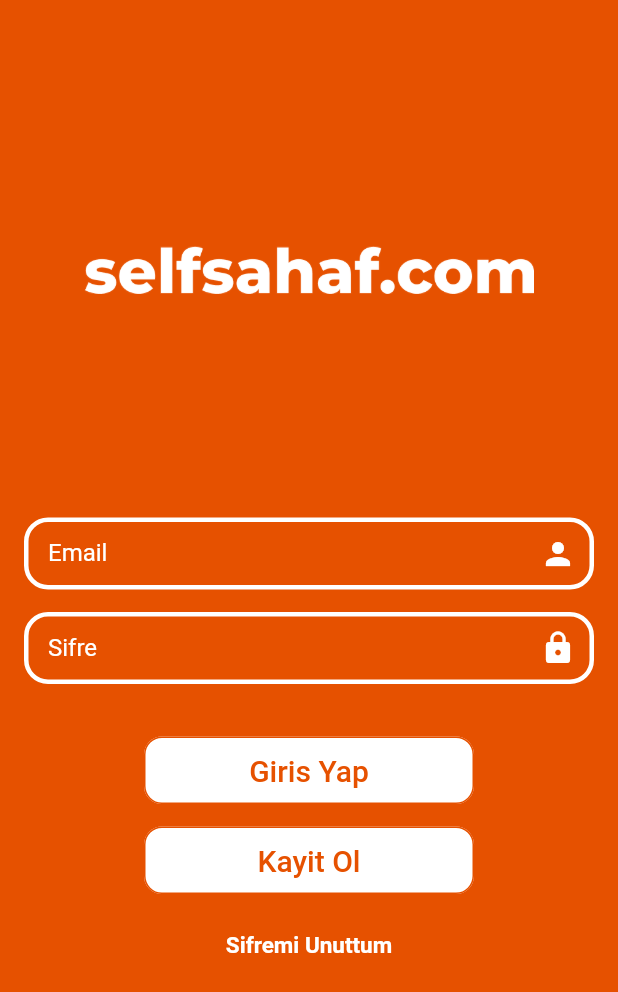
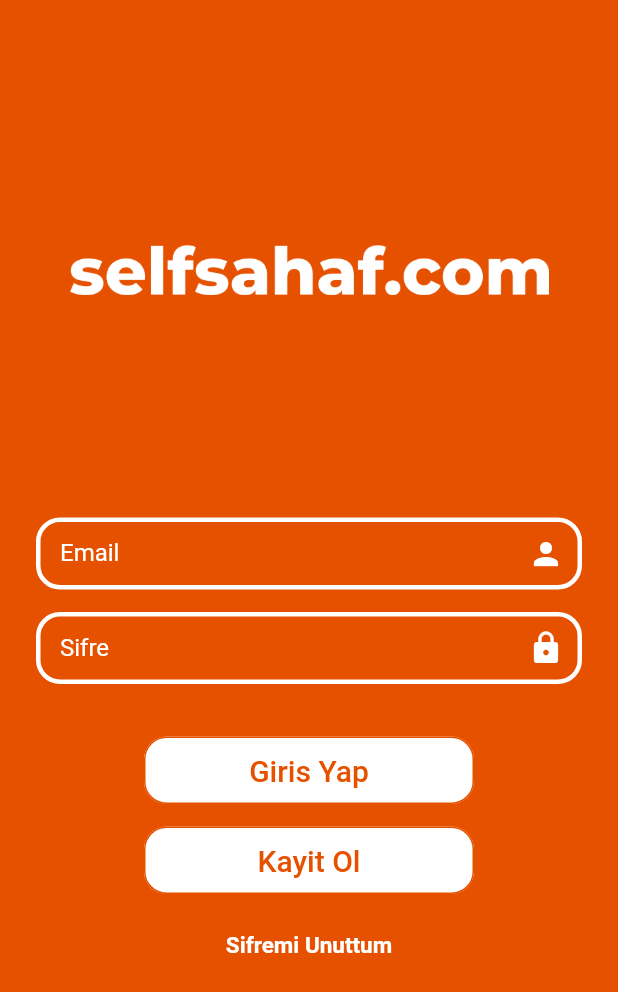
Before and after one commit to tarikisildar/SelfSahaf, a Flutter app: the LoginPage screen opened directly, on a phone screen of 412 x 824 dp. Shown: the top 992 px of the screen. Run offline on Flutter 3.47's test engine with Material 2 defaults, Android fonts, the light colour scheme and no system bars.

Commit message:
yavuz burdan cekiyor

```diff
--- a/selfsahaf/lib/main.dart
+++ b/selfsahaf/lib/main.dart
@@ -45,7 +45,7 @@
       ),
       debugShowCheckedModeBanner: false,
 
-      initialRoute: '/',
+      initialRoute: '/mainPage',
       routes: {
         '/': (context) => LoginPage(),
         '/mainPage' : (context) => MainPage(),
--- a/selfsahaf/lib/registration/login.dart
+++ b/selfsahaf/lib/registration/login.dart
@@ -11,7 +11,6 @@
 }
 
 class _LoginPageState extends State<LoginPage> {
-
   final _emailController = TextEditingController();
   final _passController = TextEditingController();
 
@@ -23,7 +22,7 @@
 
   String passwrdValidation(String passwrd) {
     String pattern =
-        r'^(?=.*?[A-Z])(?=.*?[a-z])(?=.*?[0-9])(?=.*?[.!@#\$&*~]).{8,}$';
+        r'^(?=.*?[A-Z])(?=.*?[a-z])(?=.*?[0-9])(?=.*?[.!@#\$&*~]).{8,24}$';
     RegExp regExp = new RegExp(pattern);
     return regExp.hasMatch(passwrd) ? null : 'not valid password';
   }
@@ -38,22 +37,20 @@
 
   @override
   Widget build(BuildContext context) {
-    return  Scaffold(
-          backgroundColor: Color.fromRGBO(230,81,0,1),
+    return Scaffold(
+      backgroundColor: Color.fromRGBO(230, 81, 0, 1),
       body: Container(
-
         child: SingleChildScrollView(
-
           child: Center(
               child: Padding(
-            padding: const EdgeInsets.only(left: 16.0, right: 16.0),
+            padding: const EdgeInsets.only(left: 24.0, right: 24.0),
             child: Column(
               children: <Widget>[
                 Padding(
                   padding: const EdgeInsets.only(top: 30),
                 ),
                 Container(
-                  width: 300,
+                  width: 320,
                   height: 300,
                   child: Image.asset("images/logo_white/logo_white.png"),
                 ),
@@ -85,53 +82,61 @@
                 ),
                 Padding(
                   padding: const EdgeInsets.only(top: 35.0),
-
                   child: Container(
                     width: 220,
                     height: 45,
                     child: FlatButton(
                       shape: new RoundedRectangleBorder(
-                              borderRadius: new BorderRadius.circular(12.0),
-                              side: BorderSide(
-                                  color: Color.fromRGBO(230,81,0,1))),
+                          borderRadius: new BorderRadius.circular(15.0),
+                          side:
+                              BorderSide(color: Color.fromRGBO(230, 81, 0, 1))),
                       color: Colors.white,
-                      onPressed: (){Navigator.pushAndRemoveUntil(context, MaterialPageRoute(builder: (BuildContext context) => MainPage()),
-    ModalRoute.withName('/mainPage'));},
-                      child: Text("Giris Yap", style:TextStyle(color: Color.fromRGBO(230,81,0,1), fontSize: 20),
+                      onPressed: () {
+                        Navigator.pushAndRemoveUntil(
+                            context,
+                            MaterialPageRoute(
+                                builder: (BuildContext context) => MainPage()),
+                            ModalRoute.withName('/mainPage'));
+                      },
+                      child: Text(
+                        "Giris Yap",
+                        style: TextStyle(
+                            color: Color.fromRGBO(230, 81, 0, 1), fontSize: 20),
                       ),
                     ),
                   ),
                 ),
                 Padding(
                   padding: const EdgeInsets.only(top: 15.0),
-
                   child: Container(
                     width: 220,
                     height: 45,
                     child: FlatButton(
-
                       shape: new RoundedRectangleBorder(
-                              borderRadius: new BorderRadius.circular(12.0),
-                              side: BorderSide(
-                                  color: Color.fromRGBO(230,81,0,1))),
+                          borderRadius: new BorderRadius.circular(15.0),
+                          side:
+                              BorderSide(color: Color.fromRGBO(230, 81, 0, 1))),
                       color: Colors.white,
-                      onPressed: () => Navigator.push(
-                                  context,
-                                  MaterialPageRoute(
-                                      builder: (context) => Signup())),
-                      child: Text("Kayit Ol", style:TextStyle(color: Color.fromRGBO(230,81,0,1), fontSize: 20),
+                      onPressed: () => Navigator.push(context,
+                          MaterialPageRoute(builder: (context) => Signup())),
+                      child: Text(
+                        "Kayit Ol",
+                        style: TextStyle(
+                            color: Color.fromRGBO(230, 81, 0, 1), fontSize: 20),
                       ),
                     ),
                   ),
                 ),
-                 Padding(
+                Padding(
                   padding: const EdgeInsets.only(top: 25.0),
-
                   child: Center(
-
                     child: GestureDetector(
-                      onTap: (){print("Sifremi unuttum aq");},
-                      child: Text("Sifremi Unuttum", style:TextStyle(color: Colors.white, fontSize: 15),
+                      onTap: () {
+                        print("Sifremi unuttum aq");
+                      },
+                      child: Text(
+                        "Sifremi Unuttum",
+                        style: TextStyle(color: Colors.white, fontSize: 15),
                       ),
                     ),
                   ),
--- a/selfsahaf/lib/registration/signup.dart
+++ b/selfsahaf/lib/registration/signup.dart
@@ -11,6 +11,7 @@
 class _SignupState extends State<Signup> {
   final _formKey = GlobalKey<FormState>();
   final _scaffoldKey = GlobalKey<ScaffoldState>();
+
   final _emailController = TextEditingController();
   final _phoneController = TextEditingController();
   final _fullnameController = TextEditingController();
```
Also changed, not shown: selfsahaf/lib/main_page/main_page.dart (+50 -4 lines).
